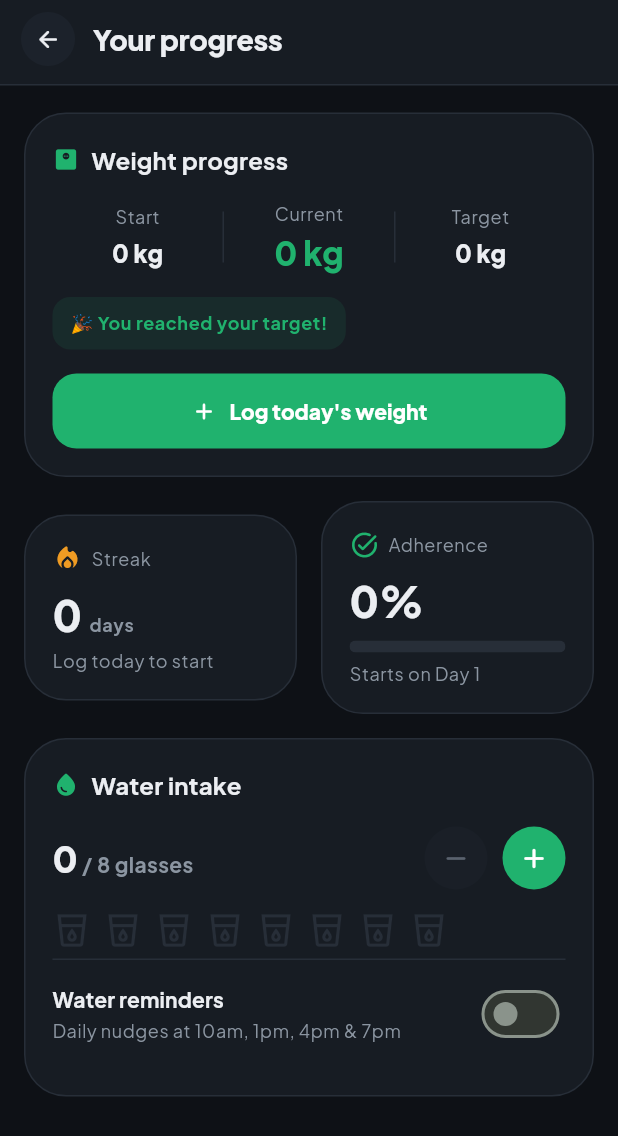
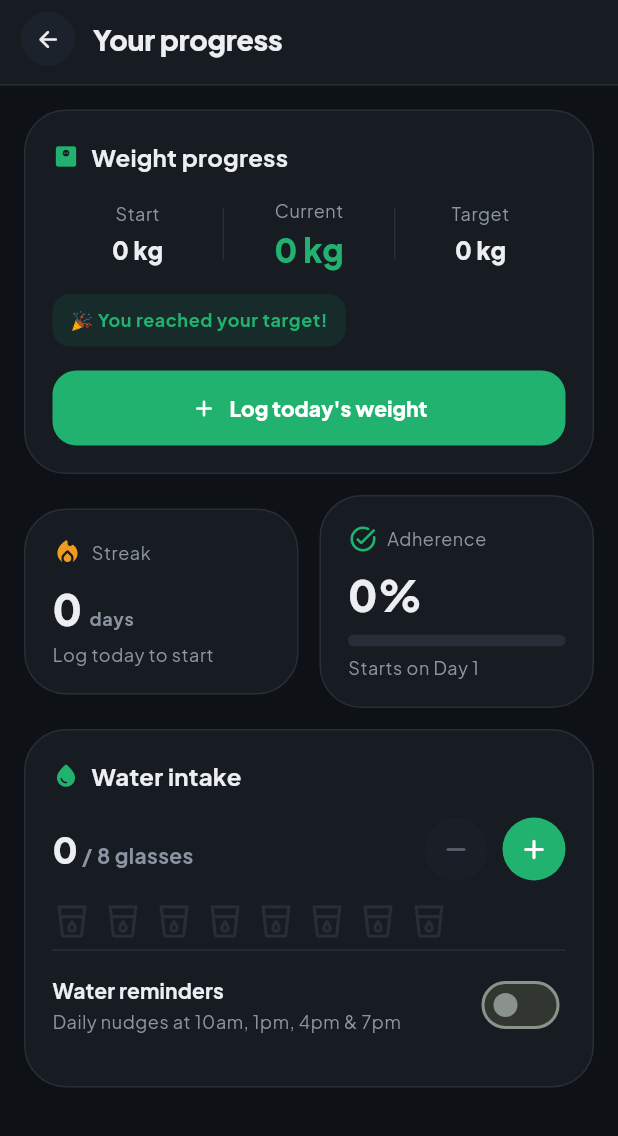
Before and after one commit to krishnaeee/DietPlanner, a Flutter app: the ProgressScreen screen opened directly with empty values, on a phone screen of 412 x 824 dp. Shown: the top 1136 px of the screen. Run offline on Flutter 3.47's test engine with Material 3 defaults, Android fonts, the phone set to English and light mode, and no system bars; our stand-ins replace flutter_local_notifications, flutter_timezone, google_fonts, google_sign_in, shared_preferences, timezone; missing offline and left inert: purchases_flutter; accounts and stored records are empty.

Commit message:
Extend sleeker spacing to plan and progress screens
- Plan day-view meal cards: smaller meal icon (40/19), more space
  between cards (14).
- Progress: consistent card gaps and list top padding.

Co-Authored-By: Claude Opus 4.8 <noreply@anthropic.com>

```diff
--- a/mobile/lib/screens/progress_screen.dart
+++ b/mobile/lib/screens/progress_screen.dart
@@ -131,22 +131,22 @@ class _ProgressScreenState extends State<ProgressScreen> {
             child: _loading
                 ? const Center(child: CircularProgressIndicator())
                 : ListView(
-                    padding: const EdgeInsets.fromLTRB(16, 18, 16, 28),
+                    padding: const EdgeInsets.fromLTRB(16, 16, 16, 28),
                     children: [
                       _WeightCard(
                         stored: _sp,
                         tracking: _t,
                         onLog: _logWeight,
                       ),
-                      const SizedBox(height: 16),
+                      const SizedBox(height: 14),
                       Row(
                         children: [
                           Expanded(child: _StreakCard(stored: _sp, tracking: _t)),
-                          const SizedBox(width: 16),
+                          const SizedBox(width: 14),
                           Expanded(child: _AdherenceCard(stored: _sp, tracking: _t)),
                         ],
                       ),
-                      const SizedBox(height: 16),
+                      const SizedBox(height: 14),
                       _WaterCard(
                         tracking: _t,
                         busy: _busy,
```
Also changed, not shown: mobile/lib/screens/plan_screen.dart (+6 -6 lines).
